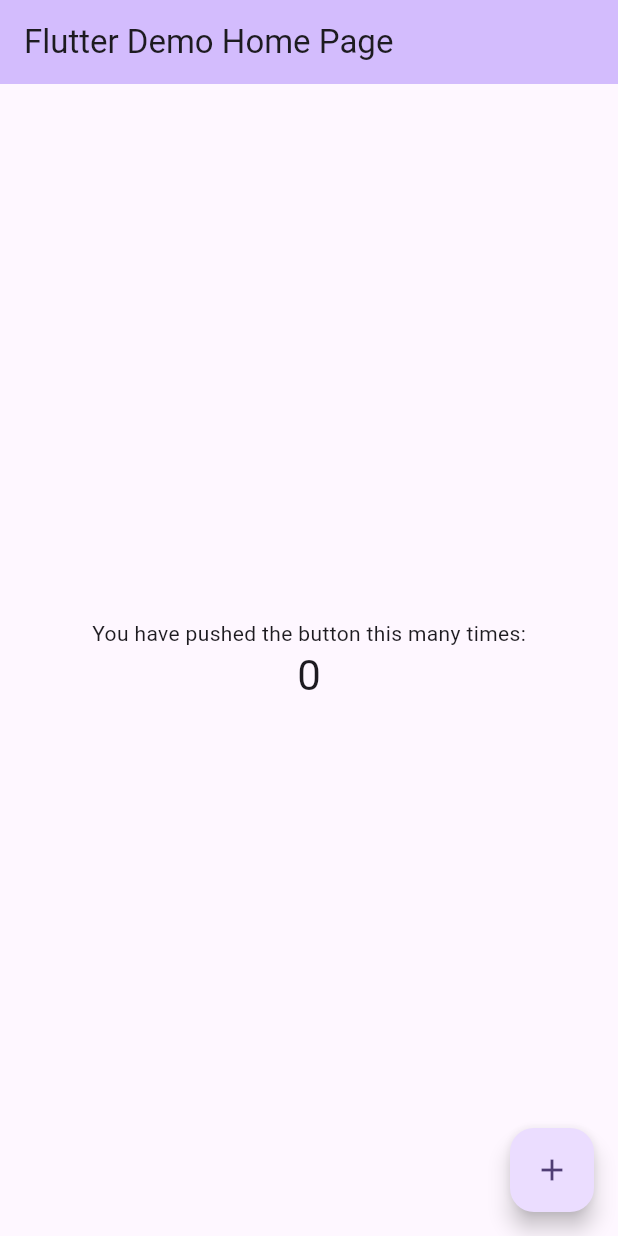
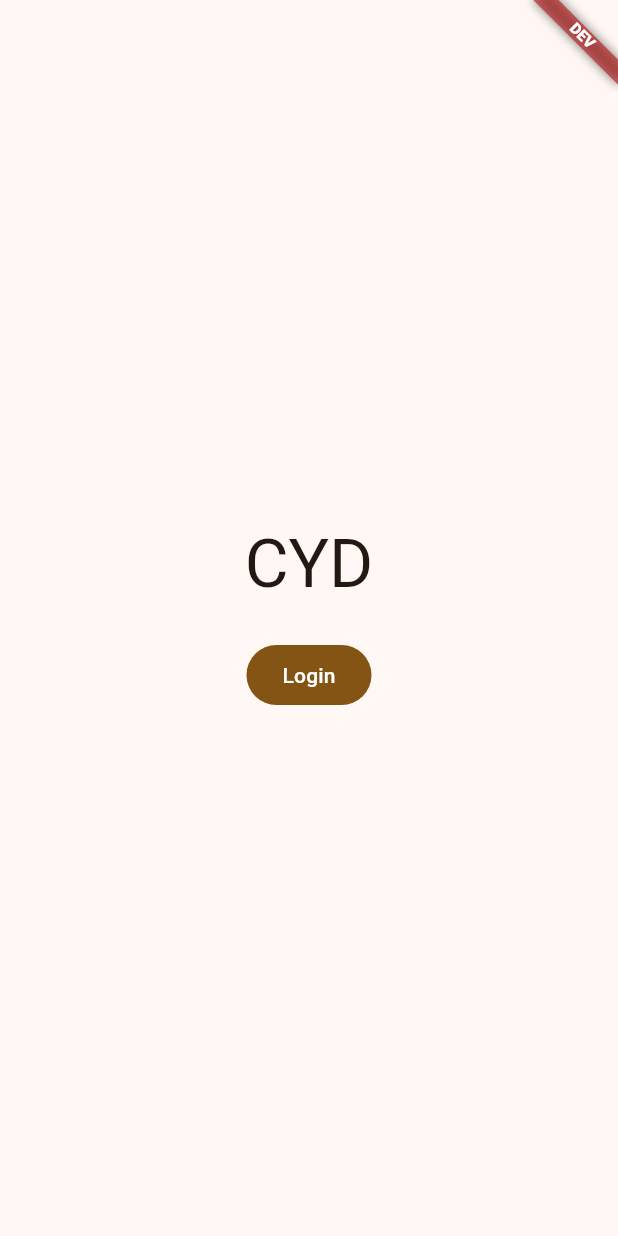
Before and after one commit to Johnlakra/CYD_ID, a Flutter app: the screen it shows after launch, on a phone screen of 412 x 824 dp. Run offline on Flutter 3.47's test engine with Material 3 defaults, Android fonts, the phone set to English and light mode, and no system bars; our stand-ins replace dio, flutter_riverpod, flutter_secure_storage, go_router, shared_preferences; statements that could not run were skipped.

Commit message:
M0: app shell, router placeholders, /debug/health, DEV ribbon, lints, asset tests
Co-Authored-By: Claude Opus 5.5 <noreply@anthropic.com>

```diff
--- /dev/null
+++ b/lib/app/app.dart
@@ -0,0 +1,37 @@
+import 'package:flutter/material.dart';
+import 'package:flutter_riverpod/flutter_riverpod.dart';
+
+import '../core/config/env.dart';
+import '../core/strings.dart';
+import 'router.dart';
+
+/// Temporary theme: the real `CydTokens` ThemeExtension replaces it in M1.
+ThemeData _theme(Brightness b) => ThemeData(
+  useMaterial3: true,
+  colorScheme: ColorScheme.fromSeed(
+    seedColor: const Color(0xFFFFA51F), // saffron accent
+    brightness: b,
+  ),
+);
+
+class CydApp extends ConsumerWidget {
+  const CydApp({super.key});
+
+  @override
+  Widget build(BuildContext context, WidgetRef ref) {
+    return MaterialApp.router(
+      title: Strings.appName,
+      debugShowCheckedModeBanner: false,
+      theme: _theme(Brightness.light),
+      darkTheme: _theme(Brightness.dark),
+      routerConfig: ref.watch(routerProvider),
+      builder: (context, child) => Env.isDev
+          ? Banner(
+              message: 'DEV',
+              location: BannerLocation.topEnd,
+              child: child ?? const SizedBox.shrink(),
+            )
+          : child ?? const SizedBox.shrink(),
+    );
+  }
+}
--- /dev/null
+++ b/lib/app/placeholder_screens.dart
@@ -0,0 +1,50 @@
+import 'package:flutter/foundation.dart';
+import 'package:flutter/material.dart';
+import 'package:go_router/go_router.dart';
+
+import '../core/strings.dart';
+import 'router.dart';
+
+/// Temporary M0 screens, replaced by the auth feature in M2.
+class SplashPlaceholder extends StatelessWidget {
+  const SplashPlaceholder({super.key});
+
+  @override
+  Widget build(BuildContext context) {
+    final text = Theme.of(context).textTheme;
+    return Scaffold(
+      body: Center(
+        child: Column(
+          mainAxisSize: MainAxisSize.min,
+          children: [
+            Text(Strings.splashTitle, style: text.displayMedium),
+            const SizedBox(height: 24),
+            FilledButton(
+              onPressed: () => context.go(Routes.login),
+              child: const Text(Strings.loginTitle),
+            ),
+            if (!kReleaseMode) ...[
+              const SizedBox(height: 12),
+              OutlinedButton(
+                onPressed: () => context.push(Routes.debugHealth),
+                child: const Text('Backend health (debug)'),
+              ),
+            ],
+          ],
+        ),
+      ),
+    );
+  }
+}
+
+class LoginPlaceholder extends StatelessWidget {
+  const LoginPlaceholder({super.key});
+
+  @override
+  Widget build(BuildContext context) {
+    return Scaffold(
+      appBar: AppBar(title: const Text(Strings.loginTitle)),
+      body: const Center(child: Text(Strings.loginTitle)),
+    );
+  }
+}
--- /dev/null
+++ b/lib/app/router.dart
@@ -0,0 +1,51 @@
+import 'package:flutter/foundation.dart';
+import 'package:flutter/material.dart';
+import 'package:flutter_riverpod/flutter_riverpod.dart';
+import 'package:go_router/go_router.dart';
+
+import 'debug/health_screen.dart';
+import 'placeholder_screens.dart';
+
+/// Route paths (doc 01 §6). Keep stable; feature agents add their own.
+class Routes {
+  const Routes._();
+
+  static const splash = '/splash';
+  static const login = '/login';
+  static const debugHealth = '/debug/health';
+}
+
+/// Root navigator key: tab-less routes use `parentNavigatorKey` with it
+/// (doc 01 §6). Used from M1 when the shell exists.
+final rootNavigatorKey = GlobalKey<NavigatorState>(debugLabel: 'root');
+
+GoRouter buildRouter({String initialLocation = Routes.splash}) {
+  return GoRouter(
+    navigatorKey: rootNavigatorKey,
+    initialLocation: initialLocation,
+    routes: [
+      GoRoute(
+        path: Routes.splash,
+        builder: (context, state) => const SplashPlaceholder(),
+      ),
+      GoRoute(
+        path: Routes.login,
+        builder: (context, state) => const LoginPlaceholder(),
+      ),
+      // Debug-only: not registered in release builds.
+      if (!kReleaseMode)
+        GoRoute(
+          path: Routes.debugHealth,
+          builder: (context, state) => const HealthScreen(),
+        ),
+    ],
+  );
+}
+
+/// The router lives in a provider so later milestones can attach the session
+/// `refreshListenable` and redirect guard.
+final routerProvider = Provider<GoRouter>((ref) {
+  final router = buildRouter();
+  ref.onDispose(router.dispose);
+  return router;
+});
--- a/lib/main.dart
+++ b/lib/main.dart
@@ -1,122 +1,19 @@
 import 'package:flutter/material.dart';
+import 'package:flutter_riverpod/flutter_riverpod.dart';
+import 'package:shared_preferences/shared_preferences.dart';
 
-void main() {
-  runApp(const MyApp());
+import 'app/app.dart';
+import 'core/config/env.dart';
+import 'core/storage/prefs.dart';
+
+Future<void> main() async {
+  WidgetsFlutterBinding.ensureInitialized();
+  Env.assertReleaseConfig();
+  final prefs = await SharedPreferences.getInstance();
+  runApp(
+    ProviderScope(
+      overrides: [sharedPreferencesProvider.overrideWithValue(prefs)],
+      child: const CydApp(),
+    ),
+  );
 }
-
-class MyApp extends StatelessWidget {
-  const MyApp({super.key});
-
-  // This widget is the root of your application.
-  @override
-  Widget build(BuildContext context) {
-    return MaterialApp(
-      title: 'Flutter Demo',
-      theme: ThemeData(
-        // This is the theme of your application.
-        //
-        // TRY THIS: Try running your application with "flutter run". You'll see
-        // the application has a purple toolbar. Then, without quitting the app,
-        // try changing the seedColor in the colorScheme below to Colors.green
-        // and then invoke "hot reload" (save your changes or press the "hot
-        // reload" button in a Flutter-supported IDE, or press "r" if you used
-        // the command line to start the app).
-        //
-        // Notice that the counter didn't reset back to zero; the application
-        // state is not lost during the reload. To reset the state, use hot
-        // restart instead.
-        //
-        // This works for code too, not just values: Most code changes can be
-        // tested with just a hot reload.
-        colorScheme: .fromSeed(seedColor: Colors.deepPurple),
-      ),
-      home: const MyHomePage(title: 'Flutter Demo Home Page'),
-    );
-  }
-}
-
-class MyHomePage extends StatefulWidget {
-  const MyHomePage({super.key, required this.title});
-
-  // This widget is the home page of your application. It is stateful, meaning
-  // that it has a State object (defined below) that contains fields that affect
-  // how it looks.
-
-  // This class is the configuration for the state. It holds the values (in this
-  // case the title) provided by the parent (in this case the App widget) and
-  // used by the build method of the State. Fields in a Widget subclass are
-  // always marked "final".
-
-  final String title;
-
-  @override
-  State<MyHomePage> createState() => _MyHomePageState();
-}
-
-class _MyHomePageState extends State<MyHomePage> {
-  int _counter = 0;
-
-  void _incrementCounter() {
-    setState(() {
-      // This call to setState tells the Flutter framework that something has
-      // changed in this State, which causes it to rerun the build method below
-      // so that the display can reflect the updated values. If we changed
-      // _counter without calling setState(), then the build method would not be
-      // called again, and so nothing would appear to happen.
-      _counter++;
-    });
-  }
-
-  @override
-  Widget build(BuildContext context) {
-    // This method is rerun every time setState is called, for instance as done
-    // by the _incrementCounter method above.
-    //
-    // The Flutter framework has been optimized to make rerunning build methods
-    // fast, so that you can just rebuild anything that needs updating rather
-    // than having to individually change instances of widgets.
-    return Scaffold(
-      appBar: AppBar(
-        // TRY THIS: Try changing the color here to a specific color (to
-        // Colors.amber, perhaps?) and trigger a hot reload to see the AppBar
-        // change color while the other colors stay the same.
-        backgroundColor: Theme.of(context).colorScheme.inversePrimary,
-        // Here we take the value from the MyHomePage object that was created by
-        // the App.build method, and use it to set our appbar title.
-        title: Text(widget.title),
-      ),
-      body: Center(
-        // Center is a layout widget. It takes a single child and positions it
-        // in the middle of the parent.
-        child: Column(
-          // Column is also a layout widget. It takes a list of children and
-          // arranges them vertically. By default, it sizes itself to fit its
-          // children horizontally, and tries to be as tall as its parent.
-          //
-          // Column has various properties to control how it sizes itself and
-          // how it positions its children. Here we use mainAxisAlignment to
-          // center the children vertically; the main axis here is the vertical
-          // axis because Columns are vertical (the cross axis would be
-          // horizontal).
-          //
-          // TRY THIS: Invoke "debug painting" (choose the "Toggle Debug Paint"
-          // action in the IDE, or press "p" in the console), to see the
-          // wireframe for each widget.
-          mainAxisAlignment: .center,
-          children: [
-            const Text('You have pushed the button this many times:'),
-            Text(
-              '$_counter',
-              style: Theme.of(context).textTheme.headlineMedium,
-            ),
-          ],
-        ),
-      ),
-      floatingActionButton: FloatingActionButton(
-        onPressed: _incrementCounter,
-        tooltip: 'Increment',
-        child: const Icon(Icons.add),
-      ),
-    );
-  }
-}
```
Also changed, not shown: analysis_options.yaml (+18 -24 lines), lib/app/debug/health_screen.dart (added, +50 -0 lines), 4 other files.
